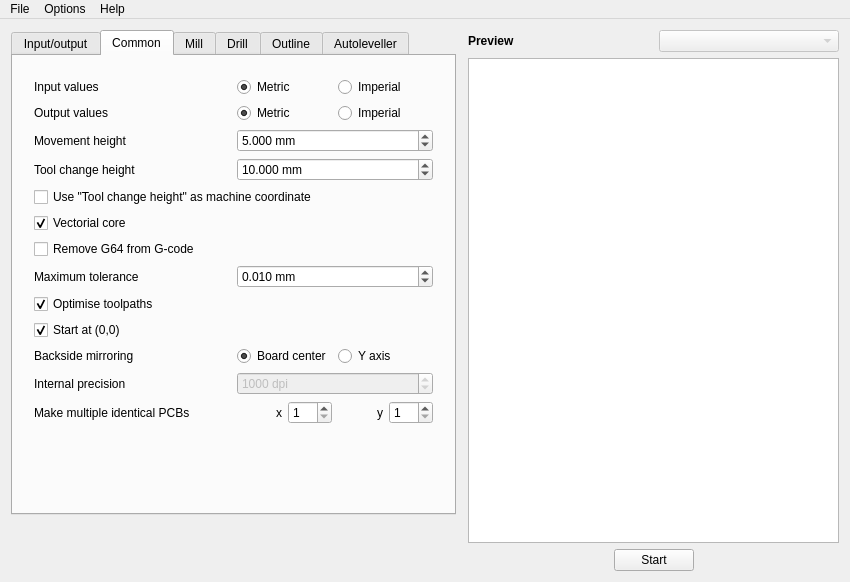
First picture: the form in mainwindow.ui, repository pcb2gcode/pcb2gcodeGUI, before the edit.
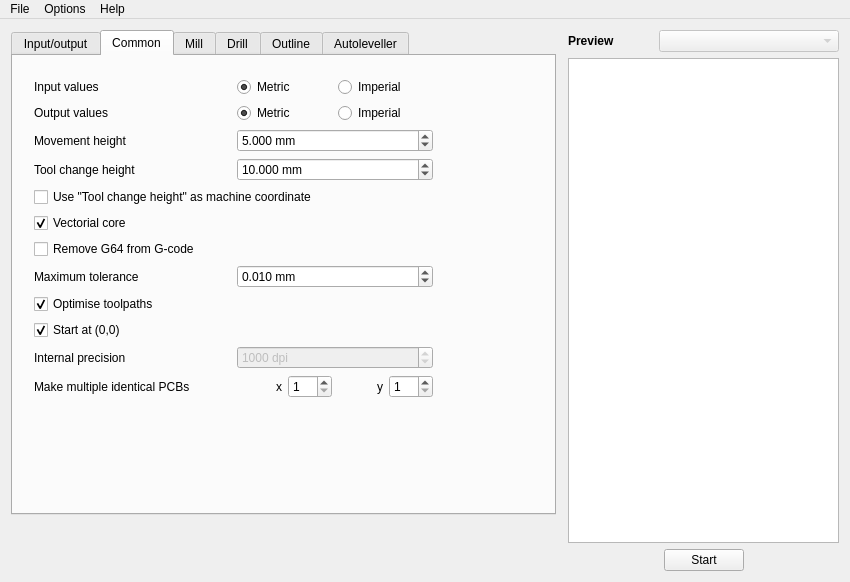
Second picture: the form after the edit. The open tabs and pages were chosen to show the change.

Commit message: Remove mirror-absolute, it is deprecated

The edit to the form file:
```diff
--- a/mainwindow.ui
+++ b/mainwindow.ui
@@ -42,7 +42,7 @@
         </property>
         <property name="minimumSize">
          <size>
-          <width>445</width>
+          <width>545</width>
           <height>485</height>
          </size>
         </property>
@@ -750,49 +750,6 @@
              </property>
             </widget>
            </item>
-           <item row="10" column="1">
-            <layout class="QHBoxLayout" name="mirrorAbsoluteHorizontalLayout">
-             <item>
-              <widget class="QRadioButton" name="mirrorAbsoluteOffRadioButton">
-               <property name="toolTip">
-                <string>&lt;html&gt;&lt;head/&gt;&lt;body&gt;&lt;p&gt;&lt;span style=&quot; font-style:italic;&quot;&gt;--mirror-absolute=off&lt;/span&gt;&lt;/p&gt;&lt;p&gt;Mirror operations on the back side along the vertical straight line on the board center&lt;/p&gt;&lt;/body&gt;&lt;/html&gt;</string>
-               </property>
-               <property name="text">
-                <string>Board center</string>
-               </property>
-               <property name="checked">
-                <bool>true</bool>
-               </property>
-               <property name="autoExclusive">
-                <bool>false</bool>
-               </property>
-              </widget>
-             </item>
-             <item>
-              <widget class="QRadioButton" name="mirrorAbsoluteOnRadioButton">
-               <property name="toolTip">
-                <string>&lt;html&gt;&lt;head/&gt;&lt;body&gt;&lt;p&gt;&lt;span style=&quot; font-style:italic;&quot;&gt;--mirror-absolute=on&lt;/span&gt;&lt;/p&gt;&lt;p&gt;Mirror operations on the back side along the Y axis&lt;/p&gt;&lt;/body&gt;&lt;/html&gt;</string>
-               </property>
-               <property name="text">
-                <string>Y axis</string>
-               </property>
-               <property name="autoExclusive">
-                <bool>false</bool>
-               </property>
-              </widget>
-             </item>
-            </layout>
-           </item>
-           <item row="10" column="0">
-            <widget class="QLabel" name="mirrorAbsoluteLabel">
-             <property name="toolTip">
-              <string>&lt;html&gt;&lt;head/&gt;&lt;body&gt;&lt;p&gt;&lt;span style=&quot; font-style:italic;&quot;&gt;--mirror-absolute&lt;/span&gt;&lt;/p&gt;&lt;p&gt;Mirror operations on the back side along the Y axis instead of the board center, which is the default&lt;/p&gt;&lt;/body&gt;&lt;/html&gt;</string>
-             </property>
-             <property name="text">
-              <string>Backside mirroring</string>
-             </property>
-            </widget>
-           </item>
            <item row="13" column="0" colspan="2">
             <spacer name="verticalSpacer_7">
              <property name="orientation">
```
The commit also changes 2 other files.
